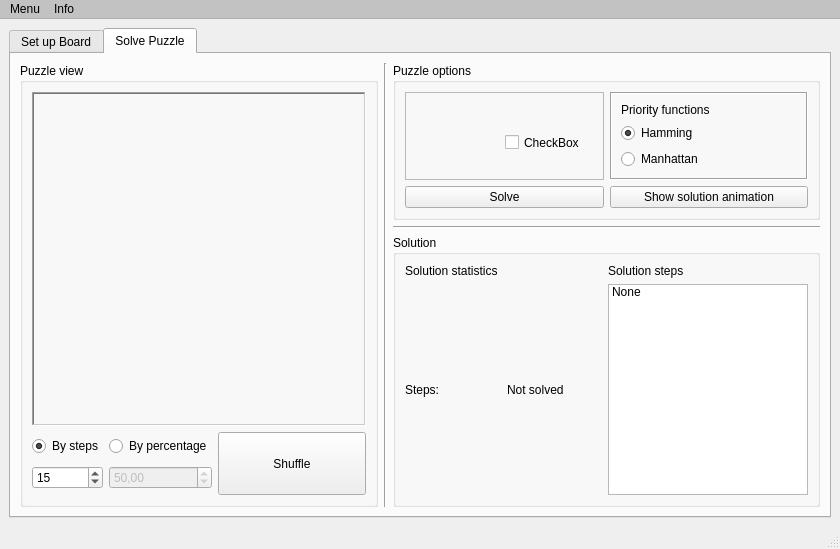
Above: gui/puzzlesolverstartscreen.ui from mkrakiewicz/PuzzleSolver before the change. Below: the same form after it.
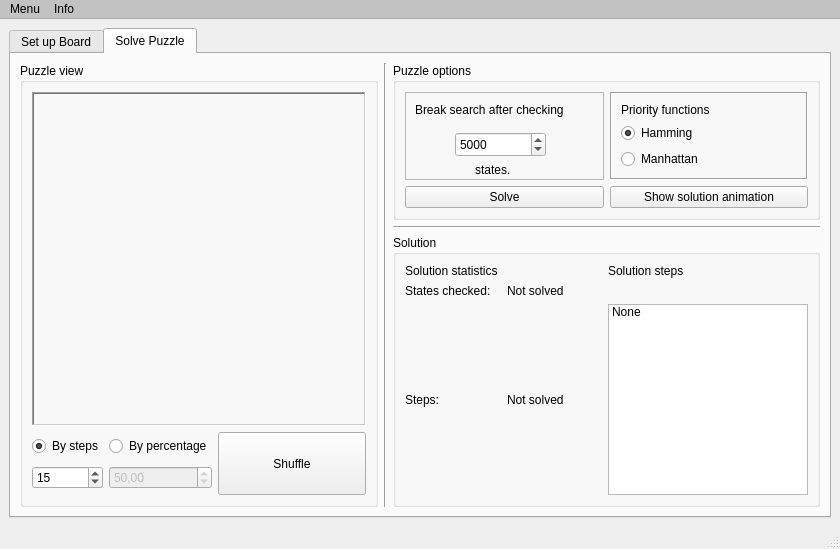
That is the form after the change. The open tabs and pages were chosen to show the change.

Patch:
```diff
--- a/gui/puzzlesolverstartscreen.ui
+++ b/gui/puzzlesolverstartscreen.ui
@@ -433,17 +433,52 @@
                  <property name="frameShadow">
                   <enum>QFrame::Raised</enum>
                  </property>
-                 <widget class="QCheckBox" name="checkBox">
+                 <widget class="QLabel" name="label_8">
                   <property name="geometry">
                    <rect>
-                    <x>100</x>
+                    <x>10</x>
+                    <y>10</y>
+                    <width>181</width>
+                    <height>16</height>
+                   </rect>
+                  </property>
+                  <property name="text">
+                   <string>Break search after checking</string>
+                  </property>
+                 </widget>
+                 <widget class="QLabel" name="label_9">
+                  <property name="geometry">
+                   <rect>
+                    <x>70</x>
+                    <y>70</y>
+                    <width>57</width>
+                    <height>15</height>
+                   </rect>
+                  </property>
+                  <property name="text">
+                   <string>states.</string>
+                  </property>
+                 </widget>
+                 <widget class="QSpinBox" name="checkMaxStates">
+                  <property name="geometry">
+                   <rect>
+                    <x>50</x>
                     <y>40</y>
-                    <width>90</width>
-                    <height>21</height>
+                    <width>91</width>
+                    <height>25</height>
                    </rect>
                   </property>
-                  <property name="text">
-                   <string>CheckBox</string>
+                  <property name="minimum">
+                   <number>1</number>
+                  </property>
+                  <property name="maximum">
+                   <number>50000</number>
+                  </property>
+                  <property name="singleStep">
+                   <number>100</number>
+                  </property>
+                  <property name="value">
+                   <number>5000</number>
                   </property>
                  </widget>
                 </widget>
@@ -497,7 +532,7 @@
                  </property>
                 </widget>
                </item>
-               <item row="2" column="3">
+               <item row="3" column="3">
                 <widget class="QListWidget" name="listSolutionSteps">
                  <property name="maximumSize">
                   <size>
@@ -543,20 +578,34 @@
                  </property>
                 </widget>
                </item>
-               <item row="2" column="2">
+               <item row="3" column="2">
                 <widget class="QLabel" name="labelSteps">
                  <property name="text">
                   <string>Not solved</string>
                  </property>
                 </widget>
                </item>
-               <item row="2" column="1">
+               <item row="3" column="1">
                 <widget class="QLabel" name="label_5">
                  <property name="text">
                   <string>Steps:</string>
                  </property>
                 </widget>
                </item>
+               <item row="2" column="1">
+                <widget class="QLabel" name="label_7">
+                 <property name="text">
+                  <string>States checked:</string>
+                 </property>
+                </widget>
+               </item>
+               <item row="2" column="2">
+                <widget class="QLabel" name="labelStatesChecked">
+                 <property name="text">
+                  <string>Not solved</string>
+                 </property>
+                </widget>
+               </item>
               </layout>
              </widget>
             </item>
```
Left out of the diff: 2 changed lines with no effect on the pictures.
